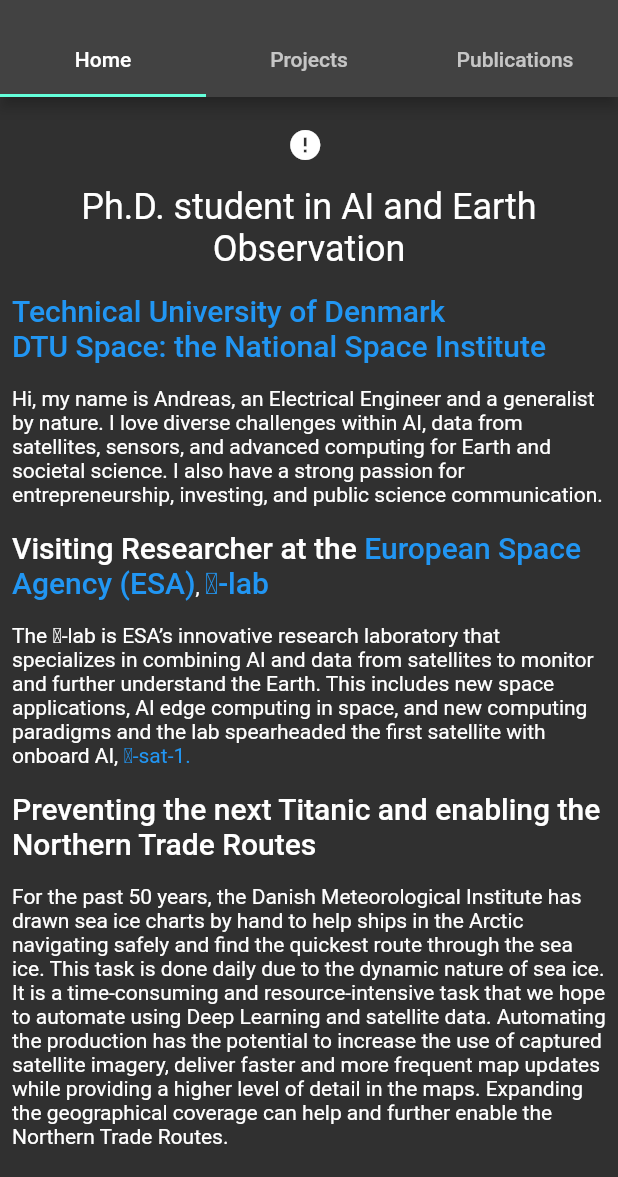
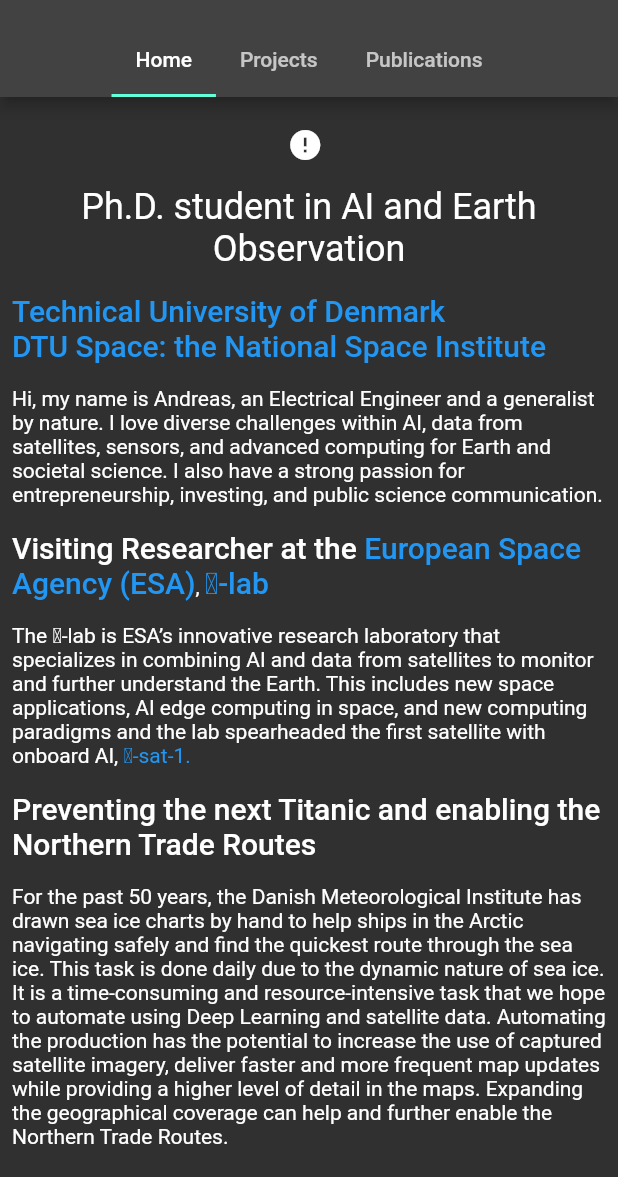
Before and after one commit to MalteMagnussen/astokholm, a Flutter app: the screen it shows after launch, on a phone screen of 412 x 824 dp, the part 59-1236 px from its top. Run offline on Flutter 3.47's test engine with Material 2 defaults, Android fonts, the light colour scheme and no system bars; drawn by our look-alikes of cached_network_image; our stand-ins replace native_pdf_renderer, native_pdf_view, url_launcher_web; missing offline and left inert: device_info_plus_web, universal_html; network calls fail.

Commit message:
Smaller tabbar

```diff
--- a/lib/main.dart
+++ b/lib/main.dart
@@ -39,7 +39,9 @@
               appBar: AppBar(
                 title: const Text('Andreas Stokholm'),
                 centerTitle: true,
+                // Smaller tabbar
                 bottom: const TabBar(
+                  isScrollable: true,
                   tabs: [
                     Tab(text: 'Home'),
                     Tab(text: 'Projects'),
```
